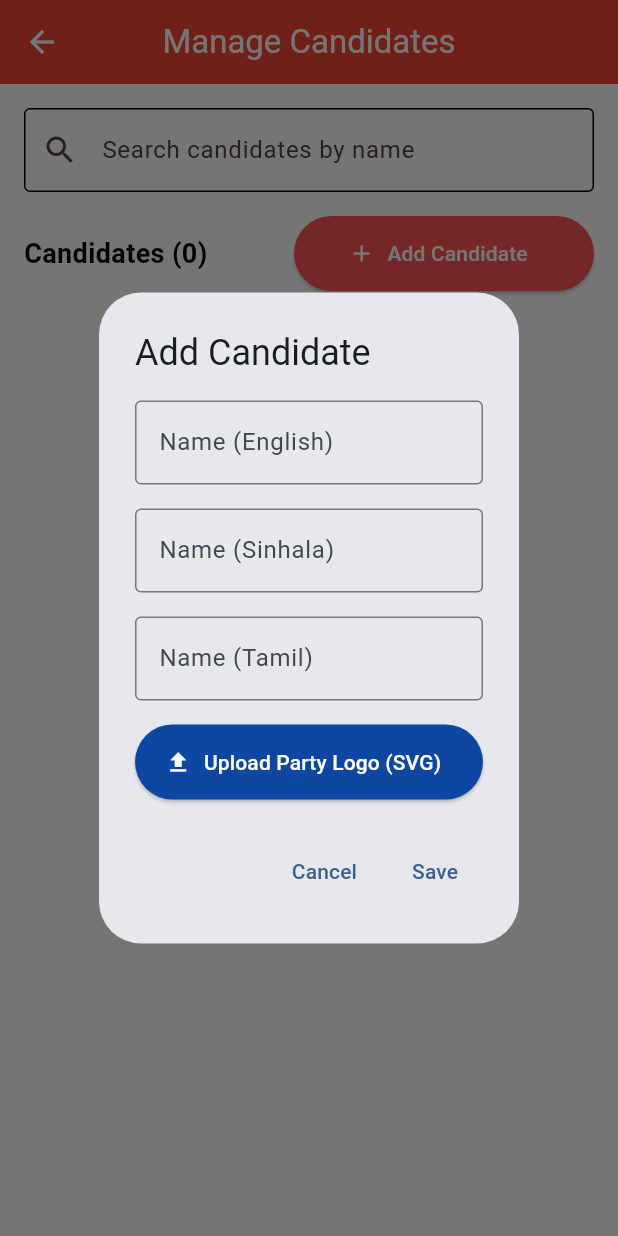
After one commit to lakshannaveen/evotemobile, a Flutter app: the ManageCandidatesPage screen opened directly, after a tap on "Add Candidate", on a phone screen of 412 x 824 dp. The commit adds this screen. Run offline on Flutter 3.47's test engine with Material 3 defaults, Android fonts, the light colour scheme and no system bars; our stand-ins replace cloud_firestore, file_picker, firebase_core; missing offline and left inert: bcrypt, dart_jsonwebtoken; accounts and stored records are empty.

Commit message:
Add candidate management functionality and update admin dashboard

```diff
--- /dev/null
+++ b/lib/pages/manage_candidates_page.dart
@@ -0,0 +1,484 @@
+import 'package:flutter/material.dart';
+import 'package:evoteapp/config/theme.dart';
+import 'package:evoteapp/services/candidate_service.dart';
+import 'package:cloud_firestore/cloud_firestore.dart';
+import 'package:evoteapp/pages/admin_dashboard_page.dart';
+import 'package:file_picker/file_picker.dart';
+
+class ManageCandidatesPage extends StatefulWidget {
+  const ManageCandidatesPage({super.key});
+
+  @override
+  ManageCandidatesPageState createState() => ManageCandidatesPageState();
+}
+
+class ManageCandidatesPageState extends State<ManageCandidatesPage> {
+  final TextEditingController _searchController = TextEditingController();
+  final CandidateService _candidateService = CandidateService();
+  List<Map<String, dynamic>> _filteredCandidates = [];
+
+  @override
+  void initState() {
+    super.initState();
+  }
+
+  void _addCandidate() {
+    showDialog(
+      context: context,
+      barrierDismissible: false,
+      builder: (dialogContext) => WillPopScope(
+        onWillPop: () async => false,
+        child: _CandidateFormDialog(
+          onSubmit: (candidate) async {
+            try {
+              await _candidateService.addCandidate(candidate);
+              if (mounted && dialogContext.mounted) {
+                Navigator.of(dialogContext).pop();
+                ScaffoldMessenger.of(context).showSnackBar(
+                  const SnackBar(content: Text('Candidate added successfully')),
+                );
+              }
+            } catch (e) {
+              if (mounted && dialogContext.mounted) {
+                Navigator.of(dialogContext).pop();
+                ScaffoldMessenger.of(context).showSnackBar(
+                  SnackBar(content: Text('Error adding candidate: $e')),
+                );
+              }
+            }
+          },
+        ),
+      ),
+    );
+  }
+
+  void _editCandidate(QueryDocumentSnapshot candidate) {
+    showDialog(
+      context: context,
+      barrierDismissible: false,
+      builder: (dialogContext) => WillPopScope(
+        onWillPop: () async => false,
+        child: _CandidateFormDialog(
+          initialValue: candidate.data() as Map<String, dynamic>,
+          onSubmit: (updatedCandidate) async {
+            try {
+              await _candidateService.updateCandidate(candidate.id, updatedCandidate);
+              if (mounted && dialogContext.mounted) {
+                Navigator.of(dialogContext).pop();
+                ScaffoldMessenger.of(context).showSnackBar(
+                  const SnackBar(content: Text('Candidate updated successfully')),
+                );
+              }
+            } catch (e) {
+              if (mounted && dialogContext.mounted) {
+                Navigator.of(dialogContext).pop();
+                ScaffoldMessenger.of(context).showSnackBar(
+                  SnackBar(content: Text('Error updating candidate: $e')),
+                );
+              }
+            }
+          },
+        ),
+      ),
+    );
+  }
+
+  void _deleteCandidate(String id) {
+    showDialog(
+      context: context,
+      builder: (dialogContext) => AlertDialog(
+        title: const Text('Delete Candidate'),
+        content: const Text('Are you sure you want to delete this candidate?'),
+        actions: [
+          TextButton(
+            onPressed: () => Navigator.of(dialogContext).pop(),
+            child: const Text('Cancel'),
+          ),
+          TextButton(
+            onPressed: () async {
+              try {
+                Navigator.of(dialogContext).pop();
+                await _candidateService.deleteCandidate(id);
+                if (mounted && context.mounted) {
+                  ScaffoldMessenger.of(context).showSnackBar(
+                    const SnackBar(content: Text('Candidate deleted successfully')),
+                  );
+                }
+              } catch (e) {
+                if (mounted && context.mounted) {
+                  ScaffoldMessenger.of(context).showSnackBar(
+                    SnackBar(content: Text('Error deleting candidate: $e')),
+                  );
+                }
+              }
+            },
+            child: const Text('Delete', style: TextStyle(color: Colors.red)),
+          ),
+        ],
+      ),
+    );
+  }
+
+  Future<void> _filterCandidates(String query) async {
+    try {
+      if (query.isEmpty) {
+        setState(() {
+          _filteredCandidates = [];
+        });
+        return;
+      }
+      final results = await _candidateService.searchCandidates(query);
+      if (mounted) {
+        setState(() {
+          _filteredCandidates = results.map((doc) => {
+            'id': doc.id,
+            ...doc.data() as Map<String, dynamic>
+          }).toList();
+        });
+      }
+    } catch (e) {
+      if (mounted) {
+        ScaffoldMessenger.of(context).showSnackBar(
+          SnackBar(content: Text('Error searching candidates: $e')),
+        );
+      }
+    }
+  }
+
+  @override
+  Widget build(BuildContext context) {
+    return Theme(
+      data: AppTheme.adminTheme,
+      child: Scaffold(
+        appBar: AppBar(
+          leading: IconButton(
+            icon: const Icon(Icons.arrow_back),
+            onPressed: () => Navigator.pushReplacement(
+              context,
+              MaterialPageRoute(
+                builder: (context) => const AdminDashboardPage(),
+              ),
+            ),
+          ),
+          title: const Text('Manage Candidates'),
+          centerTitle: true,
+        ),
+        body: Padding(
+          padding: const EdgeInsets.all(16.0),
+          child: Column(
+            crossAxisAlignment: CrossAxisAlignment.start,
+            children: [
+              TextField(
+                controller: _searchController,
+                decoration: const InputDecoration(
+                  labelText: 'Search candidates by name',
+                  hintText: 'Search in any language',
+                  prefixIcon: Icon(Icons.search),
+                  border: OutlineInputBorder(),
+                ),
+                onChanged: (value) => _filterCandidates(value.toLowerCase()),
+              ),
+              const SizedBox(height: 16),
+              Row(
+                mainAxisAlignment: MainAxisAlignment.spaceBetween,
+                children: [
+                  StreamBuilder<QuerySnapshot>(
+                    stream: _candidateService.getCandidates(),
+                    builder: (context, snapshot) {
+                      final candidateCount = snapshot.hasData ? snapshot.data!.docs.length : 0;
+                      return Text(
+                        'Candidates ($candidateCount)',
+                        style: const TextStyle(
+                          fontSize: 18,
+                          fontWeight: FontWeight.bold,
+                        ),
+                      );
+                    },
+                  ),
+                  ElevatedButton.icon(
+                    onPressed: _addCandidate,
+                    icon: const Icon(Icons.add),
+                    label: const Text('Add Candidate'),
+                  ),
+                ],
+              ),
+              const SizedBox(height: 16),
+              Expanded(
+                child: StreamBuilder<QuerySnapshot>(
+                  stream: _candidateService.getCandidates(),
+                  builder: (context, snapshot) {
+                    if (snapshot.hasError) {
+                      return Center(child: Text('Error: ${snapshot.error}'));
+                    }
+
+                    if (snapshot.connectionState == ConnectionState.waiting) {
+                      return const Center(child: CircularProgressIndicator());
+                    }
+
+                    final candidates = _searchController.text.isEmpty
+                        ? snapshot.data!.docs
+                        : _filteredCandidates;
+
+                    if (candidates.isEmpty) {
+                      return const Center(child: Text('No candidates found'));
+                    }
+
+                    return ListView.builder(
+                      itemCount: candidates.length,
+                      itemBuilder: (context, index) {
+                        final dynamic candidate = candidates[index];
+                        final Map<String, dynamic> data;
+                        final String candidateId;
+
+                        if (_searchController.text.isEmpty) {
+                          final doc = candidate as QueryDocumentSnapshot;
+                          data = doc.data() as Map<String, dynamic>;
+                          candidateId = doc.id;
+                        } else {
+                          data = candidate as Map<String, dynamic>;
+                          candidateId = data['id'] as String;
+                        }
+
+                        return Card(
+                          margin: const EdgeInsets.only(bottom: 8.0),
+                          child: ExpansionTile(
+                            leading: data['partyLogo'] != null
+                                ? SizedBox(
+                                    width: 40,
+                                    height: 40,
+                                    child: Image.memory(
+                                      Uri.parse(data['partyLogo']).data!.contentAsBytes(),
+                                      fit: BoxFit.contain,
+                                    ),
+                                  )
+                                : const Icon(Icons.person),
+                            title: Text(data['nameEnglish'] ?? 'N/A'),
+                            subtitle: Text(data['nameSinhala'] ?? 'N/A'),
+                            children: [
+                              Padding(
+                                padding: const EdgeInsets.all(16.0),
+                                child: Column(
+                                  crossAxisAlignment: CrossAxisAlignment.start,
+                                  children: [
+                                    Text('Name (English): ${data['nameEnglish'] ?? 'N/A'}'),
+                                    Text('Name (Sinhala): ${data['nameSinhala'] ?? 'N/A'}'),
+                                    Text('Name (Tamil): ${data['nameTamil'] ?? 'N/A'}'),
+                                    const SizedBox(height: 8),
+                                    Row(
+                                      mainAxisAlignment: MainAxisAlignment.end,
+                                      children: [
+                                        IconButton(
+                                          icon: const Icon(Icons.edit),
+                                          onPressed: () {
+                                            if (_searchController.text.isEmpty) {
+                                              _editCandidate(candidate as QueryDocumentSnapshot);
+                                            } else {
+                                              final originalDoc = snapshot.data!.docs
+                                                  .firstWhere((doc) => doc.id == candidateId);
+                                              _editCandidate(originalDoc);
+                                            }
+                                          },
+                                        ),
+                                        IconButton(
+                                          icon: const Icon(Icons.delete, color: Colors.red),
+                                          onPressed: () => _deleteCandidate(candidateId),
+                                        ),
+                                      ],
+                                    ),
+                                  ],
+                                ),
+                              ),
+                            ],
+                          ),
+                        );
+                      },
+                    );
+                  },
+                ),
+              ),
+            ],
+          ),
+        ),
+      ),
+    );
+  }
+}
+
+class _CandidateFormDialog extends StatefulWidget {
+  final Map<String, dynamic>? initialValue;
+  final Function(Map<String, dynamic>) onSubmit;
+
+  const _CandidateFormDialog({
+    this.initialValue,
+    required this.onSubmit,
+  });
+
+  @override
+  _CandidateFormDialogState createState() => _CandidateFormDialogState();
+}
+
+class _CandidateFormDialogState extends State<_CandidateFormDialog> {
+  final _formKey = GlobalKey<FormState>();
+  late TextEditingController _nameEnglishController;
+  late TextEditingController _nameSinhalaController;
+  late TextEditingController _nameTamilController;
+  String? _partyLogo;
+
+  @override
+  void initState() {
+    super.initState();
+    _nameEnglishController = TextEditingController(text: widget.initialValue?['nameEnglish'] ?? '');
+    _nameSinhalaController = TextEditingController(text: widget.initialValue?['nameSinhala'] ?? '');
+    _nameTamilController = TextEditingController(text: widget.initialValue?['nameTamil'] ?? '');
+    _partyLogo = widget.initialValue?['partyLogo'];
+  }
+
+  @override
+  void dispose() {
+    _nameEnglishController.dispose();
+    _nameSinhalaController.dispose();
+    _nameTamilController.dispose();
+    super.dispose();
+  }
+
+  Future<void> _pickPartyLogo() async {
+    try {
+      FilePickerResult? result = await FilePicker.platform.pickFiles(
+        type: FileType.custom,
+        allowedExtensions: ['svg'],
+      );
+
+      if (result != null) {
+        setState(() {
+          _partyLogo = Uri.dataFromBytes(
+            result.files.first.bytes!,
+            mimeType: 'image/svg+xml'
+          ).toString();
+        });
+      }
+    } catch (e) {
+      if (mounted) {
+        ScaffoldMessenger.of(context).showSnackBar(
+          SnackBar(content: Text('Error picking logo: $e')),
+        );
+      }
+    }
+  }
+
+  @override
+  Widget build(BuildContext context) {
+    return WillPopScope(
+      onWillPop: () async => false,
+      child: AlertDialog(
+        title: Text(widget.initialValue == null ? 'Add Candidate' : 'Edit Candidate'),
+        content: SingleChildScrollView(
+          child: Form(
+            key: _formKey,
+            child: Column(
+              mainAxisSize: MainAxisSize.min,
+              children: [
+                TextFormField(
+                  controller: _nameEnglishController,
+                  decoration: const InputDecoration(
+                    labelText: 'Name (English)',
+                    border: OutlineInputBorder(),
+                  ),
+                  validator: (value) {
+                    if (value == null || value.isEmpty) {
+                      return 'Please enter the name in English';
+                    }
+                    return null;
+                  },
+                ),
+                const SizedBox(height: 16),
+                TextFormField(
+                  controller: _nameSinhalaController,
+                  decoration: const InputDecoration(
+                    labelText: 'Name (Sinhala)',
+                    border: OutlineInputBorder(),
+                  ),
+                  validator: (value) {
+                    if (value == null || value.isEmpty) {
+                      return 'Please enter the name in Sinhala';
+                    }
+                    return null;
+                  },
+                ),
+                const SizedBox(height: 16),
+                TextFormField(
+                  controller: _nameTamilController,
+                  decoration: const InputDecoration(
+                    labelText: 'Name (Tamil)',
+                    border: OutlineInputBorder(),
+                  ),
+                  validator: (value) {
+                    if (value == null || value.isEmpty) {
+                      return 'Please enter the name in Tamil';
+                    }
+                    return null;
+                  },
+                ),
+                const SizedBox(height: 16),
+                Row(
+                  children: [
+                    Expanded(
+                      child: ElevatedButton.icon(
+                        onPressed: _pickPartyLogo,
+                        icon: const Icon(Icons.upload),
+                        label: const Text('Upload Party Logo (SVG)'),
+                      ),
+                    ),
+                    if (_partyLogo != null) ...[
+                      const SizedBox(width: 8),
+                      IconButton(
+                        icon: const Icon(Icons.clear),
+                        onPressed: () => setState(() => _partyLogo = null),
+                      ),
+                    ],
+                  ],
+                ),
+                if (_partyLogo != null)
+                  Padding(
+                    padding: const EdgeInsets.only(top: 8.0),
+                    child: SizedBox(
+                      width: 60,
+                      height: 60,
+                      child: Image.memory(
+                        Uri.parse(_partyLogo!).data!.contentAsBytes(),
+                        fit: BoxFit.contain,
+                      ),
+                    ),
+                  ),
+              ],
+            ),
+          ),
+        ),
+        actions: [
+          TextButton(
+            onPressed: () => Navigator.of(context).pop(),
+            child: const Text('Cancel'),
+          ),
+          TextButton(
+            onPressed: () {
+              if (_formKey.currentState!.validate()) {
+                if (_partyLogo == null) {
+                  ScaffoldMessenger.of(context).showSnackBar(
+                    const SnackBar(content: Text('Please upload a party logo')),
+                  );
+                  return;
+                }
+                widget.onSubmit({
+                  'nameEnglish': _nameEnglishController.text.toLowerCase(),
+                  'nameSinhala': _nameSinhalaController.text,
+                  'nameTamil': _nameTamilController.text,
+                  'partyLogo': _partyLogo,
+                });
+              }
+            },
+            child: const Text('Save'),
+          ),
+        ],
+      ),
+    );
+  }
+}
```
Also changed, not shown: lib/pages/admin_dashboard_page.dart (+15 -1 lines), lib/services/candidate_service.dart (added, +90 -0 lines), pubspec.yaml (+7 -72 lines).
